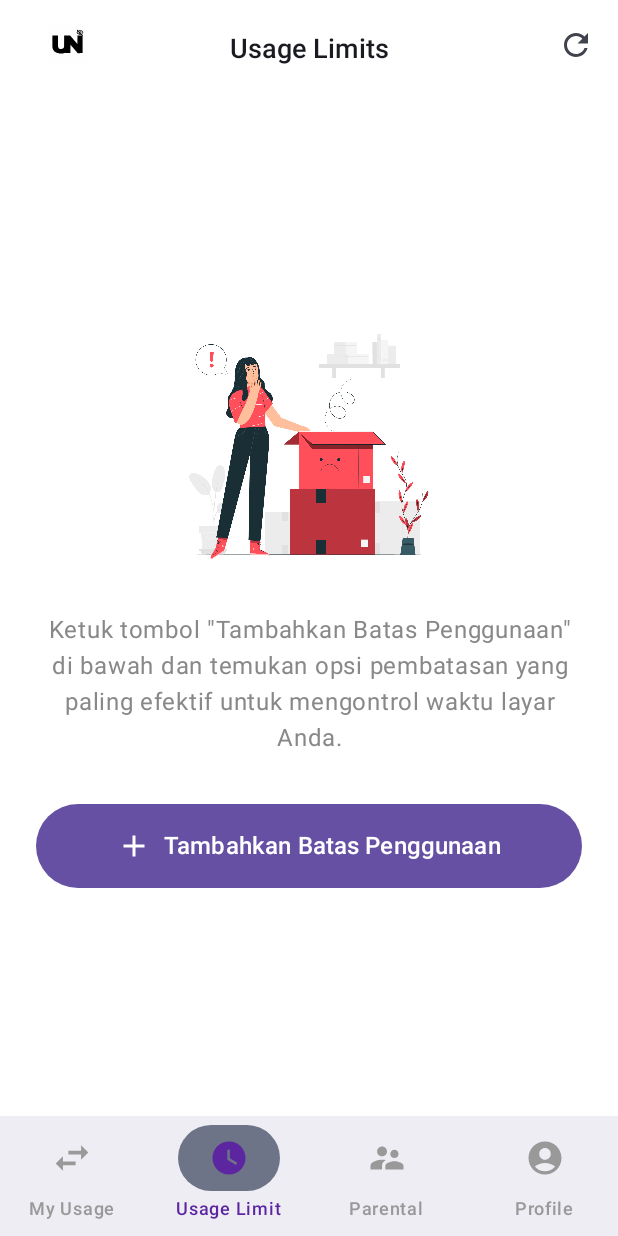
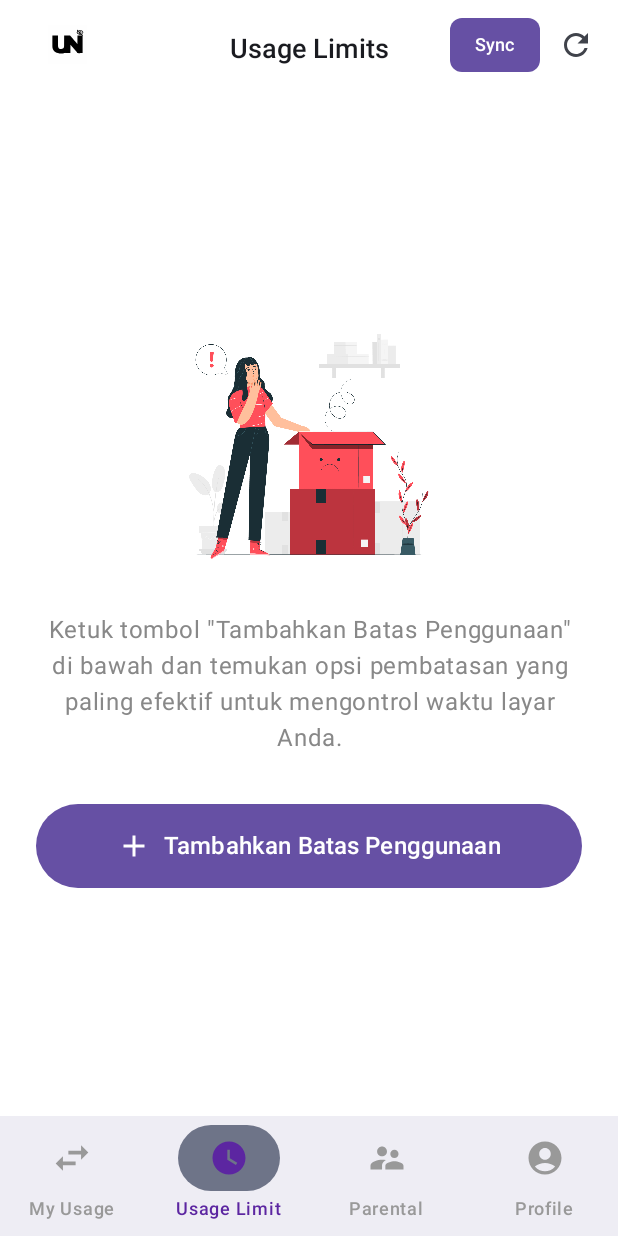
Before and after one commit to Naufalhff/undistract-mobileapps, an Android app built with Jetpack Compose: the screen it shows after launch (MainActivity), item 2 of the bottom bar chosen, on a phone screen of 412 x 824 dp. Run offline under Robolectric (Android 15) with nearby library versions, the phone set to English and light mode, and no system bars; our stand-ins replace Room's generated code; libraries missing offline, so code that uses them is left out: com.github.mikephil.charting; pictures from the network do not load; 1 statement that could not run was skipped.

Commit message:
feat(sync): Menambah progres sync semua fitur

```diff
--- a/app/src/main/java/com/example/undistract/config/AppDatabase.kt
+++ b/app/src/main/java/com/example/undistract/config/AppDatabase.kt
@@ -23,7 +23,8 @@ import com.example.undistract.features.authentication.data.local.PinDao
         VariableSessionEntity::class,
         BlockPermanentEntity::class,
         SetaDailyLimitEntity::class,
-        VisitedUrlsEntity::class
+        VisitedUrlsEntity::class,
+        PinEntity::class
     ],
     version = 1,
     exportSchema = false
--- a/app/src/main/java/com/example/undistract/core/ApiService.kt
+++ b/app/src/main/java/com/example/undistract/core/ApiService.kt
@@ -1,5 +1,9 @@
 package com.example.undistract.core
 
+import com.example.undistract.features.block_permanent.data.local.BlockPermanentEntity
+import com.example.undistract.features.block_schedules.data.local.BlockSchedulesEntity
+import com.example.undistract.features.setadaily_limit.data.local.SetaDailyLimitEntity
+import com.example.undistract.features.variable_session.data.local.VariableSessionEntity
 import retrofit2.Response
 import retrofit2.Retrofit
 import retrofit2.converter.gson.GsonConverterFactory
@@ -26,15 +30,25 @@ data class VerifyOtpResponse(
     val message: String?
 )
 
+data class SyncRequestBody(
+    val blockSchedules: List<BlockSchedulesEntity>,
+    val variableSessions: List<VariableSessionEntity>,
+    val blockPermanents: List<BlockPermanentEntity>,
+    val dailyLimits: List<SetaDailyLimitEntity>
+)
+
 interface ApiService {
     @POST("/send_otp")
     suspend fun sendOtp(@Body request: SendOtpRequest): Response<SendOtpResponse>
 
     @POST("/verify_otp")
     suspend fun verifyOtp(@Body request: VerifyOtpRequest): Response<VerifyOtpResponse>
+
+    @POST("api/sync/all")
+    suspend fun syncAllData(@Body body: SyncRequestBody): Response<Void>
 }
 
-object ApiClient {
+object ApiOtpClient {
     val apiService: ApiService by lazy {
         Retrofit.Builder()
             .baseUrl("https://responsible-reprieve-production.up.railway.app")
@@ -43,3 +57,13 @@ object ApiClient {
             .create(ApiService::class.java)
     }
 }
+
+object ApiBackendClient {
+    val apiService: ApiService by lazy {
+        Retrofit.Builder()
+            .baseUrl("https://undistract-mobileapps-backend-production.up.railway.app")
+            .addConverterFactory(GsonConverterFactory.create())
+            .build()
+            .create(ApiService::class.java)
+    }
+}
--- /dev/null
+++ b/app/src/main/java/com/example/undistract/core/SyncRepository.kt
@@ -0,0 +1,31 @@
+package com.example.undistract.core
+
+import android.util.Log
+import com.example.undistract.features.block_permanent.data.local.BlockPermanentDao
+import com.example.undistract.features.block_schedules.data.local.BlockSchedulesDao
+import com.example.undistract.features.setadaily_limit.data.local.SetaDailyLimitDao
+import com.example.undistract.features.variable_session.data.local.VariableSessionDao
+import com.google.gson.Gson
+import kotlinx.coroutines.Dispatchers
+import kotlinx.coroutines.withContext
+
+class SyncRepository(
+    private val blockSchedulesDao: BlockSchedulesDao,
+    private val variableSessionDao: VariableSessionDao,
+    private val blockPermanentDao: BlockPermanentDao,
+    private val setaDailyLimitDao: SetaDailyLimitDao,
+    private val apiService: ApiService
+) {
+    suspend fun syncAll(): Boolean = withContext(Dispatchers.IO) {
+        val blockSchedules = blockSchedulesDao.getAll()
+        val variableSessions = variableSessionDao.getAll()
+        val blockPermanents = blockPermanentDao.getAll()
+        val dailyLimits = setaDailyLimitDao.getAll()
+
+        val body = SyncRequestBody(blockSchedules, variableSessions, blockPermanents, dailyLimits)
+        val jsonBody = Gson().toJson(body)
+        Log.d("SyncPayload", jsonBody)
+        val response = apiService.syncAllData(body)
+        return@withContext response.isSuccessful
+    }
+}
--- a/app/src/main/java/com/example/undistract/features/block_permanent/data/local/BlockPermanentDao.kt
+++ b/app/src/main/java/com/example/undistract/features/block_permanent/data/local/BlockPermanentDao.kt
@@ -8,6 +8,9 @@ import kotlinx.coroutines.flow.Flow
 
 @Dao
 interface BlockPermanentDao {
+    @Query("SELECT * FROM block_permanent_table")
+    fun getAll(): List<BlockPermanentEntity>
+
     @Insert(onConflict = OnConflictStrategy.REPLACE)
     suspend fun insertBlockPermanent(data: BlockPermanentEntity)
 
--- a/app/src/main/java/com/example/undistract/features/block_permanent/data/local/BlockPermanentEntity.kt
+++ b/app/src/main/java/com/example/undistract/features/block_permanent/data/local/BlockPermanentEntity.kt
@@ -2,10 +2,12 @@ package com.example.undistract.features.block_permanent.data.local
 
 import androidx.room.Entity
 import androidx.room.PrimaryKey
+import java.util.UUID
 
 @Entity(tableName = "block_permanent_table")
 data class BlockPermanentEntity(
     @PrimaryKey(autoGenerate = true) val id: Int = 0,
+    val uuid: String = UUID.randomUUID().toString(),
     val appName: String,
     val packageName: String,
     val isActive: Boolean,
--- a/app/src/main/java/com/example/undistract/features/block_schedules/data/local/BlockSchedulesDao.kt
+++ b/app/src/main/java/com/example/undistract/features/block_schedules/data/local/BlockSchedulesDao.kt
@@ -8,6 +8,9 @@ import kotlinx.coroutines.flow.Flow
 
 @Dao
 interface BlockSchedulesDao {
+    @Query("SELECT * FROM block_schedules_table")
+    fun getAll(): List<BlockSchedulesEntity>
+
     @Query("SELECT * FROM block_schedules_table")
     fun getAllBlockSchedules(): Flow<List<BlockSchedulesEntity>>
 
--- a/app/src/main/java/com/example/undistract/features/block_schedules/data/local/BlockSchedulesEntity.kt
+++ b/app/src/main/java/com/example/undistract/features/block_schedules/data/local/BlockSchedulesEntity.kt
@@ -2,10 +2,12 @@ package com.example.undistract.features.block_schedules.data.local
 
 import androidx.room.Entity
 import androidx.room.PrimaryKey
+import java.util.UUID
 
 @Entity(tableName = "block_schedules_table")
 data class BlockSchedulesEntity(
     @PrimaryKey(autoGenerate = true) val id: Int = 0,
+    val uuid: String = UUID.randomUUID().toString(),
     val appName: String,
     val packageName: String,
     val daysOfWeek: String,
--- a/app/src/main/java/com/example/undistract/features/setadaily_limit/data/local/SetaDailyLimitDao.kt
+++ b/app/src/main/java/com/example/undistract/features/setadaily_limit/data/local/SetaDailyLimitDao.kt
@@ -11,6 +11,9 @@ import kotlinx.coroutines.flow.Flow
 interface SetaDailyLimitDao {
     @Insert(onConflict = OnConflictStrategy.REPLACE)
     suspend fun insert(setaDailyLimitEntity: SetaDailyLimitEntity): Long
+
+    @Query("SELECT * FROM daily_limits_table")
+    fun getAll(): List<SetaDailyLimitEntity>
 
     @Query("SELECT * FROM daily_limits_table WHERE isParental = :isParental")
     fun getAll(isParental: Boolean): Flow<List<SetaDailyLimitEntity>>
--- a/app/src/main/java/com/example/undistract/features/setadaily_limit/data/local/SetaDailyLimitEntity.kt
+++ b/app/src/main/java/com/example/undistract/features/setadaily_limit/data/local/SetaDailyLimitEntity.kt
@@ -2,10 +2,12 @@ package com.example.undistract.features.setadaily_limit.data.local
 
 import androidx.room.Entity
 import androidx.room.PrimaryKey
+import java.util.UUID
 
 @Entity(tableName = "daily_limits_table")
 data class SetaDailyLimitEntity(
     @PrimaryKey(autoGenerate = true) val id: Int = 0,
+    val uuid: String = UUID.randomUUID().toString(),
     val appName: String,
     val packageName: String,
     val icon: String,
--- a/app/src/main/java/com/example/undistract/features/usage_limit/presentation/UsageLimitScreen.kt
+++ b/app/src/main/java/com/example/undistract/features/usage_limit/presentation/UsageLimitScreen.kt
@@ -46,6 +46,10 @@ import androidx.lifecycle.ViewModel
 import androidx.lifecycle.viewModelScope
 import androidx.lifecycle.viewmodel.compose.viewModel
 import com.example.undistract.config.AppDatabase
+import com.example.undistract.core.ApiBackendClient
+import com.example.undistract.core.ApiService
+import com.example.undistract.core.SyncRepository
+import com.example.undistract.core.SyncViewModel
 import com.example.undistract.features.setadaily_limit.data.SetaDailyLimitRepositoryImpl
 import kotlinx.coroutines.flow.MutableStateFlow
 import kotlinx.coroutines.flow.StateFlow
@@ -85,6 +89,15 @@ fun UsageLimitScreen(
             isParental = isParental
         )
     )
+
+    val syncRepository = SyncRepository(
+        AppDatabase.getDatabase(context).blockSchedulesDao(),
+        AppDatabase.getDatabase(context).variableSessionDao(),
+        AppDatabase.getDatabase(context).blockPermanentDao(),
+        AppDatabase.getDatabase(context).setaDailyLimitDao(),
+        ApiBackendClient.apiService
+    )
+    val syncViewModel = SyncViewModel(syncRepository)
 
     // Initialize usage tracking
     LaunchedEffect(Unit) {
@@ -210,6 +223,26 @@ fun UsageLimitScreen(
                     }
                 },
                 actions = {
+                    Button(
+                        onClick = { syncViewModel.syncAllData(context) },
+                        modifier = Modifier
+                            .padding(top = 4.dp)
+                            .height(36.dp)
+                            .width(60.dp),
+                        colors = ButtonDefaults.buttonColors(
+                            containerColor = Purple40
+                        ),
+                        shape = RoundedCornerShape(8.dp),
+                        contentPadding = PaddingValues(horizontal = 8.dp, vertical = 4.dp) // padding dalam tombol
+                    ) {
+                        Text(
+                            text = "Sync",
+                            color = Color.White,
+                            fontSize = 12.sp,
+                            fontWeight = FontWeight.Medium
+                        )
+                    }
+
                     IconButton(
                         onClick = { usageLimitViewModel.refreshUsageStats() },
                         modifier = Modifier.padding(top = 4.dp)
--- a/app/src/main/java/com/example/undistract/features/variable_session/data/local/VariableSessionDao.kt
+++ b/app/src/main/java/com/example/undistract/features/variable_session/data/local/VariableSessionDao.kt
@@ -9,6 +9,9 @@ import kotlinx.coroutines.flow.Flow
 
 @Dao
 interface VariableSessionDao {
+    @Query("SELECT * FROM variable_session_table")
+    fun getAll(): List<VariableSessionEntity>
+
     @Query("SELECT * FROM variable_session_table")
     fun getAllVariableSession(): Flow<List<VariableSessionEntity>>
 
--- a/app/src/main/java/com/example/undistract/features/variable_session/data/local/VariableSessionEntity.kt
+++ b/app/src/main/java/com/example/undistract/features/variable_session/data/local/VariableSessionEntity.kt
@@ -2,12 +2,14 @@ package com.example.undistract.features.variable_session.data.local
 
 import androidx.room.Entity
 import androidx.room.PrimaryKey
+import java.util.UUID
 
 @Entity(
     tableName = "variable_session_table",
     primaryKeys = ["appName", "packageName"]
 )
 data class VariableSessionEntity(
+    val uuid: String = UUID.randomUUID().toString(),
     val appName: String,
     val packageName: String,
     val secondsLeft: Int,
--- a/app/src/main/java/com/example/undistract/ui/navigation/AppNavHost.kt
+++ b/app/src/main/java/com/example/undistract/ui/navigation/AppNavHost.kt
@@ -16,7 +16,7 @@ import androidx.navigation.compose.rememberNavController
 import androidx.navigation.navArgument
 import androidx.navigation.navigation
 import com.example.undistract.config.AppDatabase
-import com.example.undistract.core.ApiClient
+import com.example.undistract.core.ApiOtpClient
 import com.example.undistract.features.add_behavior.presentation.AddRestrictionScreen
 import com.example.undistract.features.authentication.data.AuthenticationRepository
 import com.example.undistract.features.block_permanent.data.BlockPermanentRepository
@@ -56,7 +56,7 @@ fun AppNavHost(context: Context) {
     val database = AppDatabase.getDatabase(context)
 
     // Dapatkan API service
-    val apiService = remember { ApiClient.apiService }
+    val apiService = remember { ApiOtpClient.apiService }
 
     // Dapatkan DAO dari database
     val blockSchedulesDao = database.blockSchedulesDao()
```
Also changed, not shown: app/src/main/java/com/example/undistract/MainActivity.kt (+0 -9 lines), app/src/main/java/com/example/undistract/core/SyncViewModel.kt (added, +21 -0 lines).
